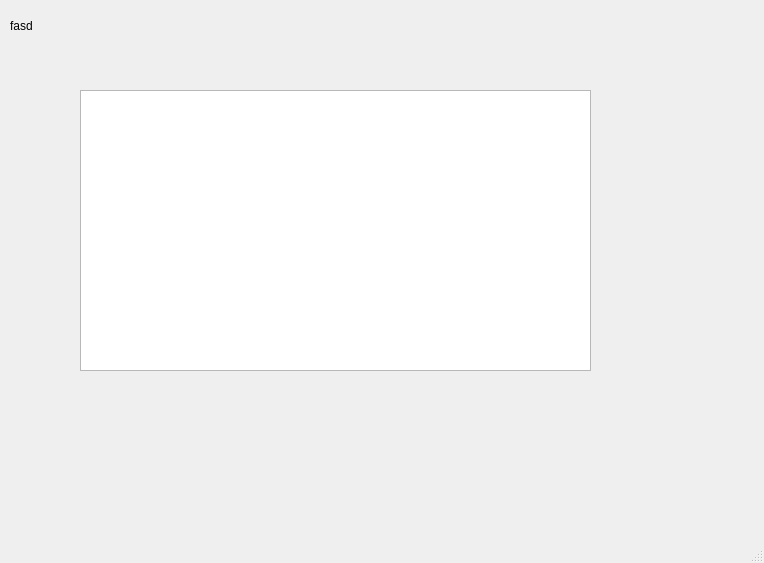
Old version of the form Testing_features_LearnPy/mainwindow.ui in the repository lapisgame/PythonLectures_QT_prototype.
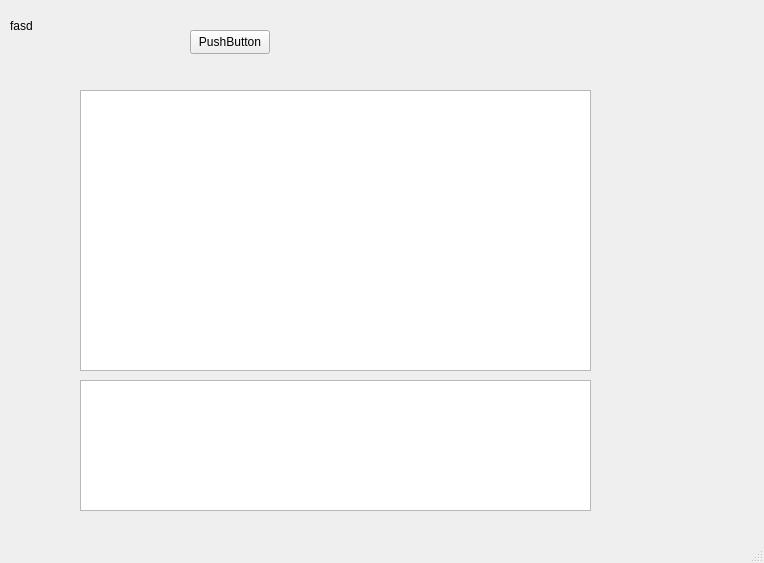
New version of the form.

```diff
--- a/Testing_features_LearnPy/mainwindow.ui
+++ b/Testing_features_LearnPy/mainwindow.ui
@@ -37,6 +37,29 @@
      </rect>
     </property>
    </widget>
+   <widget class="QTextEdit" name="textEdit">
+    <property name="geometry">
+     <rect>
+      <x>80</x>
+      <y>380</y>
+      <width>511</width>
+      <height>131</height>
+     </rect>
+    </property>
+   </widget>
+   <widget class="QPushButton" name="pushButton">
+    <property name="geometry">
+     <rect>
+      <x>190</x>
+      <y>30</y>
+      <width>80</width>
+      <height>24</height>
+     </rect>
+    </property>
+    <property name="text">
+     <string>PushButton</string>
+    </property>
+   </widget>
   </widget>
   <widget class="QMenuBar" name="menubar">
    <property name="geometry">
```
